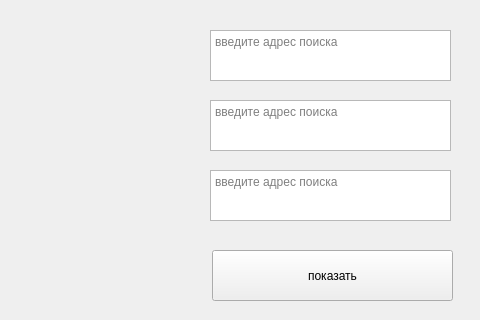
Qt form 1.ui (space-waste/MapsAPI) before a commit; both pictures show x 510 to 990 and y 0 to 320 of the 990 by 594 pixel window.
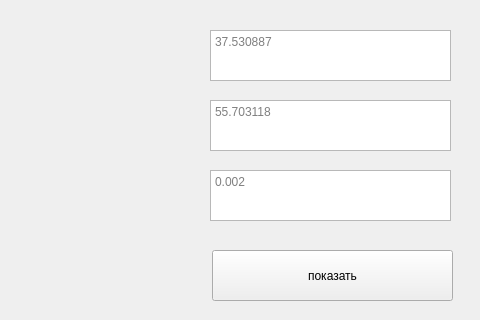
The same form after that commit.

Patch:
```diff
--- a/1.ui
+++ b/1.ui
@@ -36,7 +36,7 @@
     </rect>
    </property>
    <property name="placeholderText">
-    <string>введите адрес поиска</string>
+    <string>37.530887</string>
    </property>
   </widget>
   <widget class="QTextEdit" name="edit_x_2">
@@ -49,7 +49,7 @@
     </rect>
    </property>
    <property name="placeholderText">
-    <string>введите адрес поиска</string>
+    <string>55.703118</string>
    </property>
   </widget>
   <widget class="QTextEdit" name="edit_x_3">
@@ -62,7 +62,7 @@
     </rect>
    </property>
    <property name="placeholderText">
-    <string>введите адрес поиска</string>
+    <string>0.002</string>
    </property>
   </widget>
   <widget class="QPushButton" name="pushButton">
```
Left out of the diff: 4 changed lines with no effect on the pictures.
